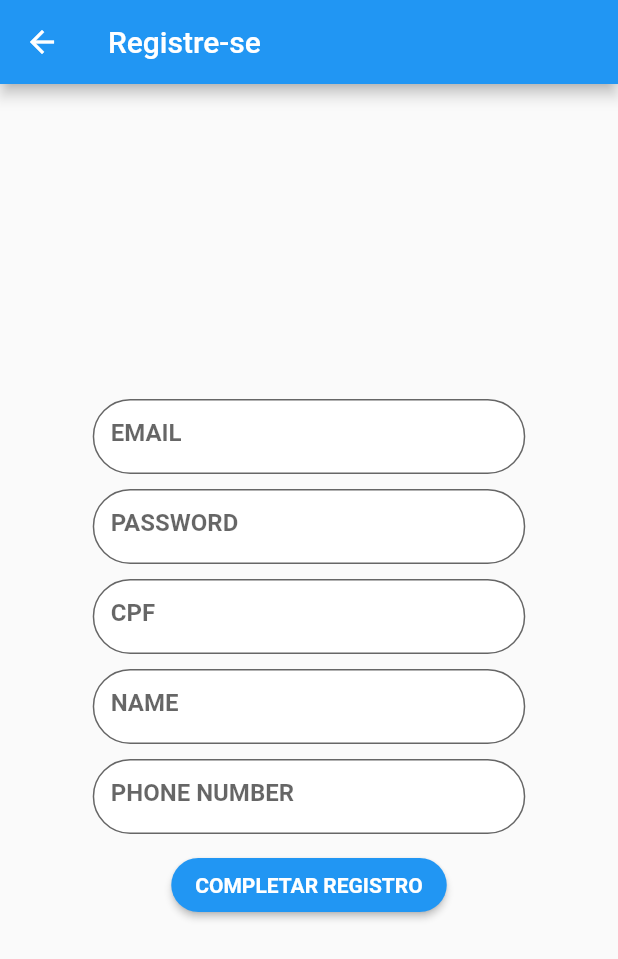
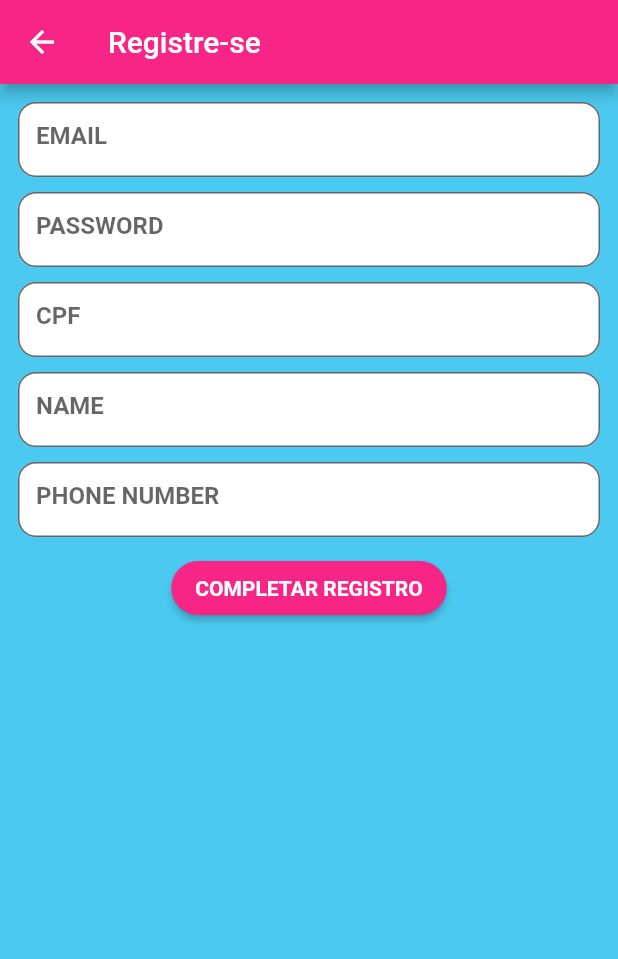
Before and after one commit to Jaofranca/PrecisaDeAjuda, a Flutter app: the screen it shows after launch, after a tap on "CADASTRE-SE", on a phone screen of 412 x 824 dp. Shown: the top 959 px of the screen. Run offline on Flutter 3.47's test engine with Material 2 defaults, Android fonts, the phone set to English and light mode, and no system bars; our stand-ins replace cloud_firestore, firebase_auth, firebase_core, flutter_modular, mask_text_input_formatter, mobx; accounts and stored records are empty; generated files the repository leaves out were written again; network calls fail.

Commit message:
trying to solve bugs

```diff
--- a/lib/Modules/auth/pages/auth_page.dart
+++ b/lib/Modules/auth/pages/auth_page.dart
@@ -27,7 +27,8 @@ class _AuthPageState extends State<AuthPage> {
       child: Scaffold(
         body: LayoutBuilder(
           builder: (context, constraints) {
-            return SizedBox(
+            return Container(
+              color: const Color(0xff4CC9F0),
               width: constraints.maxWidth,
               height: constraints.maxHeight,
               child: Column(
@@ -44,7 +45,7 @@ class _AuthPageState extends State<AuthPage> {
                     padding: const EdgeInsets.all(20),
                     width: constraints.maxWidth * 0.7,
                     decoration: const BoxDecoration(
-                      color: Colors.blue,
+                      color: Color(0xff4361EE),
                       borderRadius: BorderRadius.all(
                         Radius.circular(25),
                       ),
@@ -53,9 +54,7 @@ class _AuthPageState extends State<AuthPage> {
                       children: [
                         LoginTextField(
                             controller: emailController, hintText: "EMAIL"),
-                        const SizedBox(
-                          height: 20,
-                        ),
+                        const SizedBox(height: 20),
                         LoginTextField(
                             controller: passwordController,
                             hintText: "PASSWORD"),
--- a/lib/Modules/auth/pages/register_page.dart
+++ b/lib/Modules/auth/pages/register_page.dart
@@ -32,13 +32,14 @@ class _RegisterPageState extends State<RegisterPage> {
         title: const Text("Registre-se"),
       ),
       body: LayoutBuilder(
-        builder: (context, constraints) => Center(
-          child: SingleChildScrollView(
-            child: SizedBox(
-              width: constraints.maxWidth * 0.7,
+        builder: (context, constraints) => SingleChildScrollView(
+          child: Container(
+            color: const Color(0xff4CC9F0),
+            height: constraints.maxHeight,
+            width: constraints.maxWidth,
+            child: Padding(
+              padding: const EdgeInsets.all(12.0),
               child: Column(
-                mainAxisAlignment: MainAxisAlignment.center,
-                crossAxisAlignment: CrossAxisAlignment.center,
                 children: [
                   LoginTextField(
                     formatters: [
@@ -58,7 +59,7 @@ class _RegisterPageState extends State<RegisterPage> {
                   ),
                   LoginTextField(formatters: [
                     MaskTextInputFormatter(
-                      mask: '##.###-###',
+                      mask: '###.###.###-##',
                       filter: {'#': RegExp(r'[0-9]')},
                     )
                   ], controller: cpfController, hintText: "CPF"),
--- a/lib/Modules/auth/widgets/login_textfield.dart
+++ b/lib/Modules/auth/widgets/login_textfield.dart
@@ -33,7 +33,7 @@ class LoginTextField extends StatelessWidget {
               style: BorderStyle.none,
             ),
             borderRadius: BorderRadius.all(
-              Radius.circular(25),
+              Radius.circular(12),
             ),
           ),
           hintText: hintText,
--- a/lib/main.dart
+++ b/lib/main.dart
@@ -22,7 +22,10 @@ class MyApp extends StatelessWidget {
     return MaterialApp.router(
       title: 'Flutter Demo',
       theme: ThemeData(
-        primarySwatch: Colors.blue,
+        colorScheme: ColorScheme.fromSwatch().copyWith(
+            primary: const Color(0xffF72585),
+            background: const Color(0xff7209B7),
+            tertiary: const Color(0xff7209B7)),
       ),
       routeInformationParser: Modular.routeInformationParser,
       routerDelegate: Modular.routerDelegate,
```
Also changed, not shown: lib/Modules/home_page/home_page.dart (+31 -2 lines).
